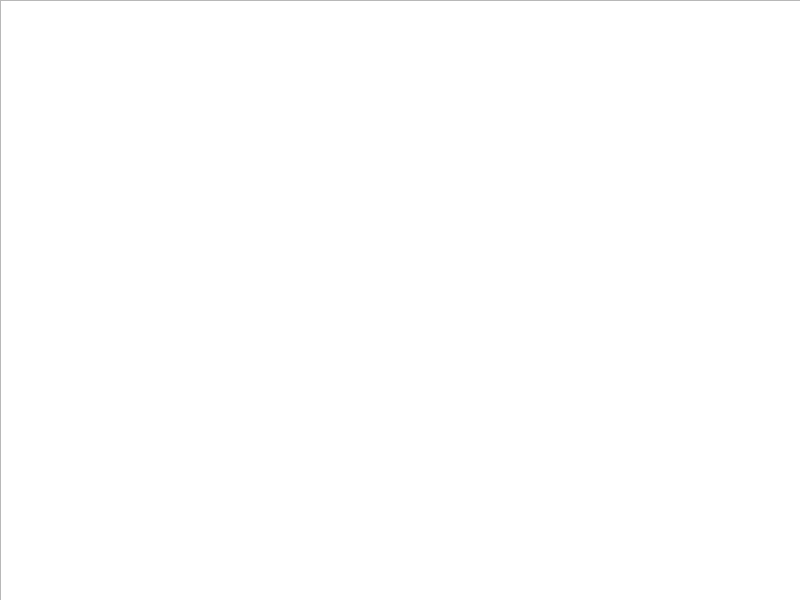
This is src/widget.ui in BigRedEye/Kepler as Qt 5 draws it before an edit. The edited form follows.
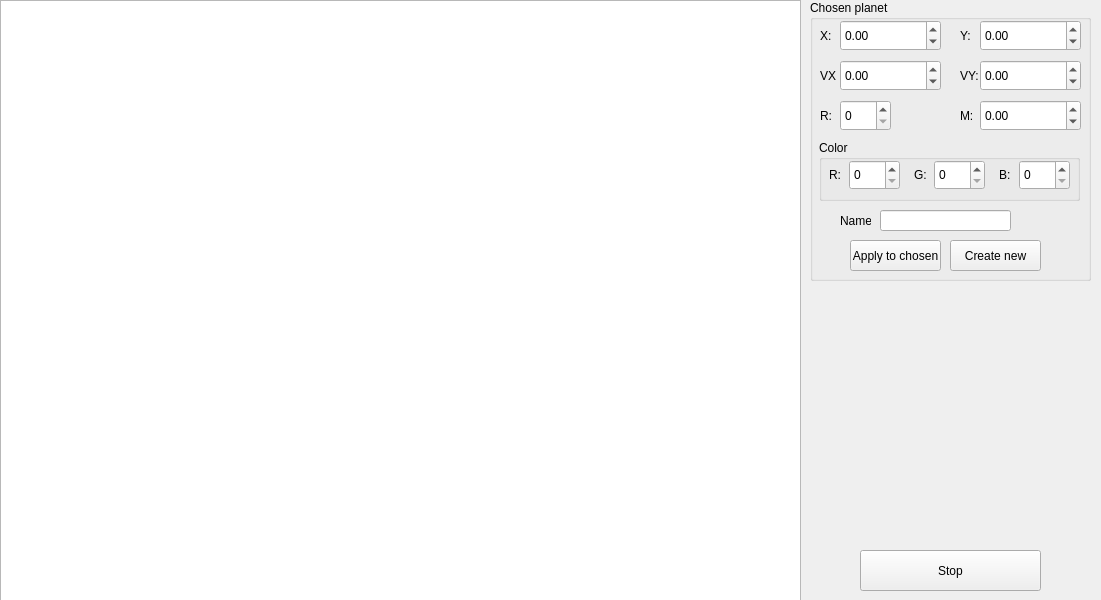
This is the edited form.

Commit message: Add planets options

What changed in the file:
```diff
--- a/src/widget.ui
+++ b/src/widget.ui
@@ -6,7 +6,7 @@
    <rect>
     <x>0</x>
     <y>0</y>
-    <width>800</width>
+    <width>1101</width>
     <height>600</height>
    </rect>
   </property>
@@ -23,6 +23,343 @@
     </rect>
    </property>
   </widget>
+  <widget class="QPushButton" name="playButton">
+   <property name="geometry">
+    <rect>
+     <x>860</x>
+     <y>550</y>
+     <width>181</width>
+     <height>41</height>
+    </rect>
+   </property>
+   <property name="text">
+    <string>Stop</string>
+   </property>
+  </widget>
+  <widget class="QGroupBox" name="currentPlanetGroupBox">
+   <property name="geometry">
+    <rect>
+     <x>810</x>
+     <y>0</y>
+     <width>281</width>
+     <height>281</height>
+    </rect>
+   </property>
+   <property name="title">
+    <string>Chosen planet</string>
+   </property>
+   <widget class="QLabel" name="label">
+    <property name="geometry">
+     <rect>
+      <x>10</x>
+      <y>20</y>
+      <width>16</width>
+      <height>31</height>
+     </rect>
+    </property>
+    <property name="text">
+     <string>X:</string>
+    </property>
+   </widget>
+   <widget class="QLabel" name="label_2">
+    <property name="geometry">
+     <rect>
+      <x>150</x>
+      <y>20</y>
+      <width>21</width>
+      <height>31</height>
+     </rect>
+    </property>
+    <property name="text">
+     <string>Y:</string>
+    </property>
+   </widget>
+   <widget class="QLabel" name="label_3">
+    <property name="geometry">
+     <rect>
+      <x>150</x>
+      <y>60</y>
+      <width>21</width>
+      <height>31</height>
+     </rect>
+    </property>
+    <property name="text">
+     <string>VY:</string>
+    </property>
+   </widget>
+   <widget class="QLabel" name="label_4">
+    <property name="geometry">
+     <rect>
+      <x>10</x>
+      <y>60</y>
+      <width>16</width>
+      <height>31</height>
+     </rect>
+    </property>
+    <property name="text">
+     <string>VX:</string>
+    </property>
+   </widget>
+   <widget class="QSpinBox" name="pr">
+    <property name="geometry">
+     <rect>
+      <x>30</x>
+      <y>100</y>
+      <width>51</width>
+      <height>31</height>
+     </rect>
+    </property>
+    <property name="maximum">
+     <number>1000</number>
+    </property>
+   </widget>
+   <widget class="QLabel" name="label_5">
+    <property name="geometry">
+     <rect>
+      <x>10</x>
+      <y>100</y>
+      <width>16</width>
+      <height>31</height>
+     </rect>
+    </property>
+    <property name="text">
+     <string>R:</string>
+    </property>
+   </widget>
+   <widget class="QLabel" name="label_6">
+    <property name="geometry">
+     <rect>
+      <x>150</x>
+      <y>100</y>
+      <width>16</width>
+      <height>31</height>
+     </rect>
+    </property>
+    <property name="text">
+     <string>M:</string>
+    </property>
+   </widget>
+   <widget class="QGroupBox" name="colorBox">
+    <property name="geometry">
+     <rect>
+      <x>9</x>
+      <y>140</y>
+      <width>261</width>
+      <height>61</height>
+     </rect>
+    </property>
+    <property name="title">
+     <string>Color</string>
+    </property>
+    <widget class="QLabel" name="label_8">
+     <property name="geometry">
+      <rect>
+       <x>95</x>
+       <y>20</y>
+       <width>16</width>
+       <height>30</height>
+      </rect>
+     </property>
+     <property name="text">
+      <string>G:</string>
+     </property>
+    </widget>
+    <widget class="QSpinBox" name="rgbr">
+     <property name="geometry">
+      <rect>
+       <x>30</x>
+       <y>20</y>
+       <width>51</width>
+       <height>30</height>
+      </rect>
+     </property>
+     <property name="maximum">
+      <number>255</number>
+     </property>
+    </widget>
+    <widget class="QLabel" name="label_7">
+     <property name="geometry">
+      <rect>
+       <x>10</x>
+       <y>20</y>
+       <width>16</width>
+       <height>30</height>
+      </rect>
+     </property>
+     <property name="text">
+      <string>R:</string>
+     </property>
+    </widget>
+    <widget class="QSpinBox" name="rgbg">
+     <property name="geometry">
+      <rect>
+       <x>115</x>
+       <y>20</y>
+       <width>51</width>
+       <height>30</height>
+      </rect>
+     </property>
+     <property name="maximum">
+      <number>255</number>
+     </property>
+    </widget>
+    <widget class="QLabel" name="label_9">
+     <property name="geometry">
+      <rect>
+       <x>180</x>
+       <y>20</y>
+       <width>21</width>
+       <height>30</height>
+      </rect>
+     </property>
+     <property name="text">
+      <string>B:</string>
+     </property>
+    </widget>
+    <widget class="QSpinBox" name="rgbb">
+     <property name="geometry">
+      <rect>
+       <x>200</x>
+       <y>20</y>
+       <width>51</width>
+       <height>30</height>
+      </rect>
+     </property>
+     <property name="maximum">
+      <number>255</number>
+     </property>
+    </widget>
+   </widget>
+   <widget class="QDoubleSpinBox" name="px">
+    <property name="geometry">
+     <rect>
+      <x>30</x>
+      <y>20</y>
+      <width>101</width>
+      <height>31</height>
+     </rect>
+    </property>
+    <property name="minimum">
+     <double>-10000.000000000000000</double>
+    </property>
+    <property name="maximum">
+     <double>10000.000000000000000</double>
+    </property>
+   </widget>
+   <widget class="QDoubleSpinBox" name="py">
+    <property name="geometry">
+     <rect>
+      <x>170</x>
+      <y>20</y>
+      <width>101</width>
+      <height>31</height>
+     </rect>
+    </property>
+    <property name="minimum">
+     <double>-10000.000000000000000</double>
+    </property>
+    <property name="maximum">
+     <double>10000.000000000000000</double>
+    </property>
+   </widget>
+   <widget class="QDoubleSpinBox" name="pvx">
+    <property name="geometry">
+     <rect>
+      <x>30</x>
+      <y>60</y>
+      <width>101</width>
+      <height>31</height>
+     </rect>
+    </property>
+    <property name="minimum">
+     <double>-10000.000000000000000</double>
+    </property>
+    <property name="maximum">
+     <double>10000.000000000000000</double>
+    </property>
+   </widget>
+   <widget class="QDoubleSpinBox" name="pvy">
+    <property name="geometry">
+     <rect>
+      <x>170</x>
+      <y>60</y>
+      <width>101</width>
+      <height>31</height>
+     </rect>
+    </property>
+    <property name="minimum">
+     <double>-10000.000000000000000</double>
+    </property>
+    <property name="maximum">
+     <double>10000.000000000000000</double>
+    </property>
+   </widget>
+   <widget class="QDoubleSpinBox" name="pm">
+    <property name="geometry">
+     <rect>
+      <x>170</x>
+      <y>100</y>
+      <width>101</width>
+      <height>31</height>
+     </rect>
+    </property>
+    <property name="minimum">
+     <double>-100000.000000000000000</double>
+    </property>
+    <property name="maximum">
+     <double>100000.000000000000000</double>
+    </property>
+   </widget>
+   <widget class="QPushButton" name="pushButton">
+    <property name="geometry">
+     <rect>
+      <x>40</x>
+      <y>240</y>
+      <width>91</width>
+      <height>31</height>
+     </rect>
+    </property>
+    <property name="text">
+     <string>Apply to chosen</string>
+    </property>
+   </widget>
+   <widget class="QPushButton" name="pushButton_2">
+    <property name="geometry">
+     <rect>
+      <x>140</x>
+      <y>240</y>
+      <width>91</width>
+      <height>31</height>
+     </rect>
+    </property>
+    <property name="text">
+     <string>Create new</string>
+    </property>
+   </widget>
+   <widget class="QLineEdit" name="lineEdit">
+    <property name="geometry">
+     <rect>
+      <x>70</x>
+      <y>210</y>
+      <width>131</width>
+      <height>21</height>
+     </rect>
+    </property>
+   </widget>
+   <widget class="QLabel" name="label_19">
+    <property name="geometry">
+     <rect>
+      <x>30</x>
+      <y>210</y>
+      <width>31</width>
+      <height>21</height>
+     </rect>
+    </property>
+    <property name="text">
+     <string>Name:</string>
+    </property>
+   </widget>
+  </widget>
  </widget>
  <layoutdefault spacing="6" margin="11"/>
  <resources/>
```
Left out of the diff: 13 changed lines with no effect on the pictures. The commit also changes 3 other files.
